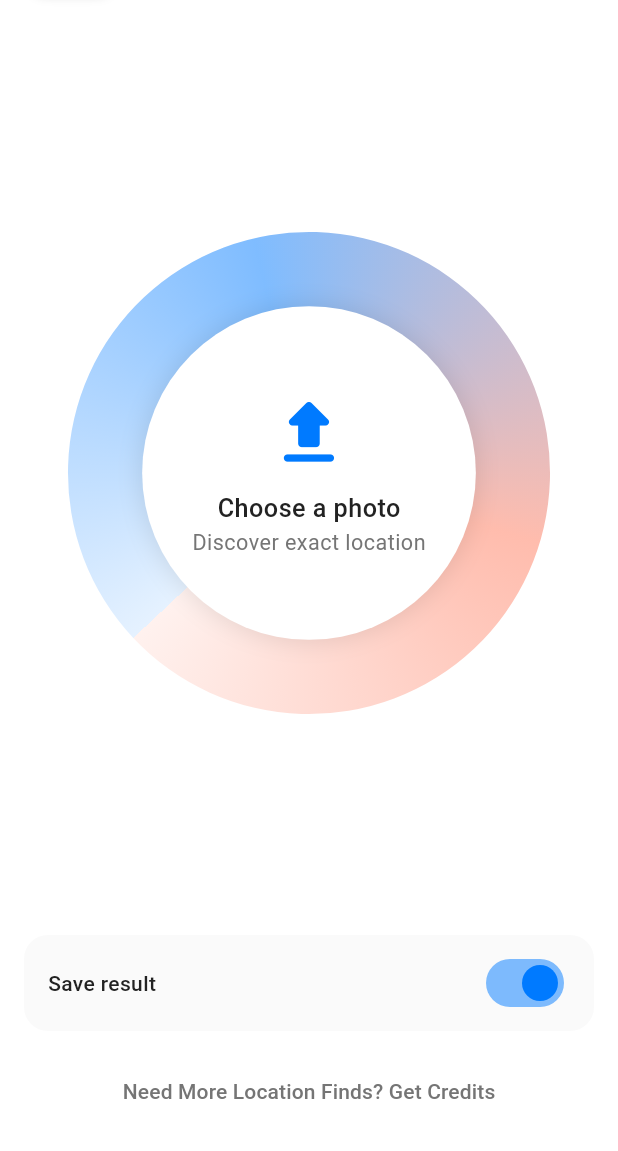
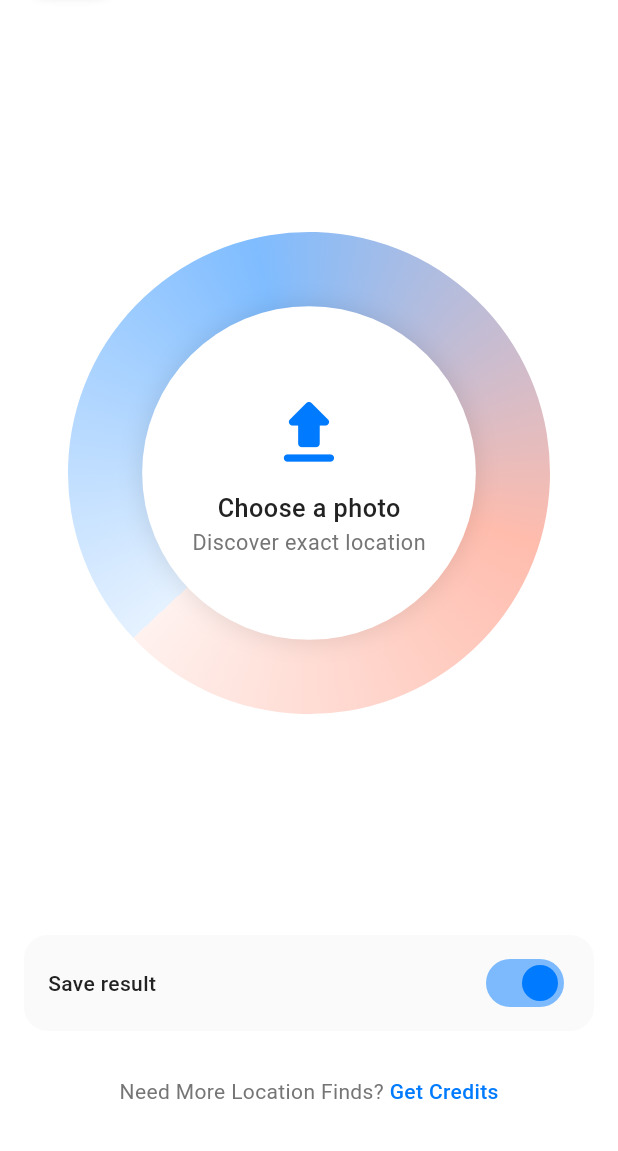
Before and after one commit to iderasyh/whereshot, a Flutter app: the screen it shows once a user with an empty profile is signed in, on a phone screen of 412 x 824 dp, the part 85-1236 px from its top. Run offline on Flutter 3.47's test engine with Material 3 defaults, Android fonts, the phone set to English and light mode, and no system bars; our stand-ins replace cached_network_image, cloud_firestore, confetti, dio, envied, firebase_auth and 11 more; missing offline and left inert: purchases_flutter; accounts and stored records are empty; generated files the repository leaves out were written again.

Commit message:
Made prompt changes. Made 'Get Credits' text button more visible at home screen

```diff
--- a/lib/providers/location_detection_provider.dart
+++ b/lib/providers/location_detection_provider.dart
@@ -59,8 +59,7 @@ class LocationDetectionNotifier extends _$LocationDetectionNotifier {
         );
 
         // --- Step 3: Check for 'Unknown Location' ---
-        if (locationInfo.locationName.toLowerCase() == 'unknown' ||
-            locationInfo.locationName.toLowerCase() == 'unknown location') {
+        if (locationInfo.locationName.toLowerCase().startsWith('unknown')) {
           // Refund credit
           await userNotifier.addCredits(1);
           creditUsed = false; // Mark credit as refunded
--- a/lib/screens/home_screen.dart
+++ b/lib/screens/home_screen.dart
@@ -562,7 +562,23 @@ class _HomeBottomControls extends StatelessWidget {
         TextButton(
           onPressed: () => context.goNamed(AppRoute.store.name),
           style: TextButton.styleFrom(foregroundColor: AppColors.textGrey),
-          child: const Text('Need More Location Finds? Get Credits'),
+          child: RichText(
+            text: TextSpan(
+              style: DefaultTextStyle.of(context).style.copyWith(
+                    color: AppColors.textGrey, // Default color for the span
+                  ),
+              children: const <TextSpan>[
+                TextSpan(text: 'Need More Location Finds? '),
+                TextSpan(
+                  text: 'Get Credits',
+                  style: TextStyle(
+                    color: AppColors.accent, // Accent color for this part
+                    fontWeight: FontWeight.w500, // Keep consistent weight if needed
+                  ),
+                ),
+              ],
+            ),
+          ),
         ),
       ],
     );
--- a/pubspec.yaml
+++ b/pubspec.yaml
@@ -3,7 +3,7 @@ description: "AI-powered photo location detection app."
 
 publish_to: 'none' # Remove this line if you wish to publish to pub.dev
 
-version: 1.0.1+2
+version: 1.0.3+4
 
 environment:
   sdk: ^3.7.2
```
Also changed, not shown: lib/services/openai_service.dart (+3 -12 lines), 1 other file.
